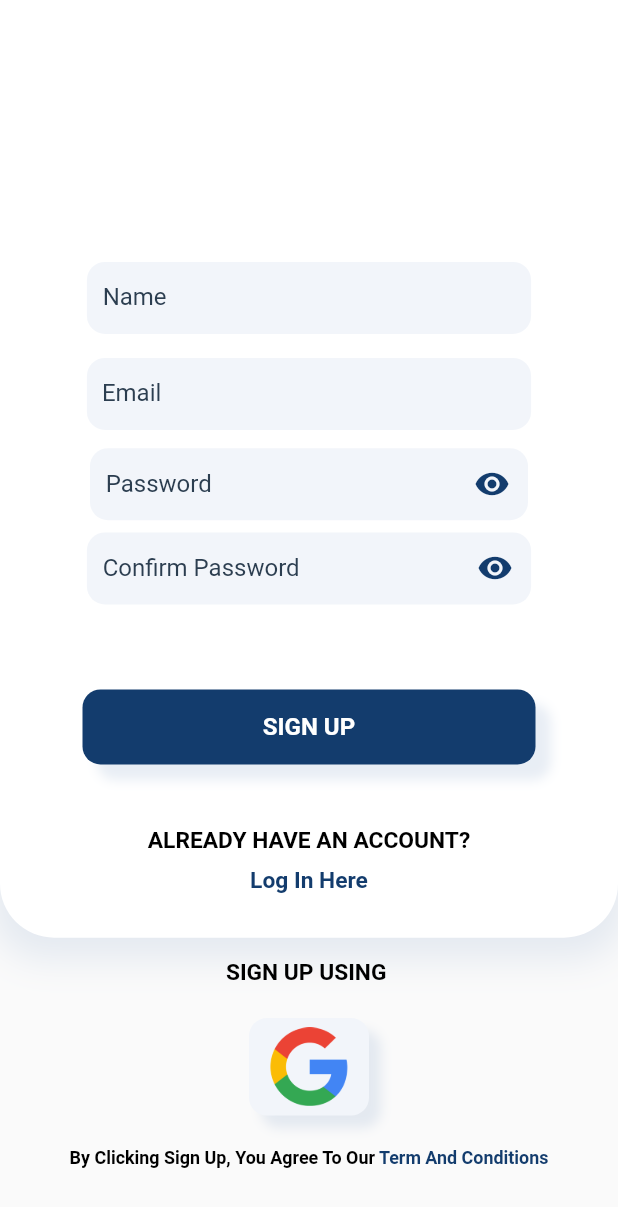
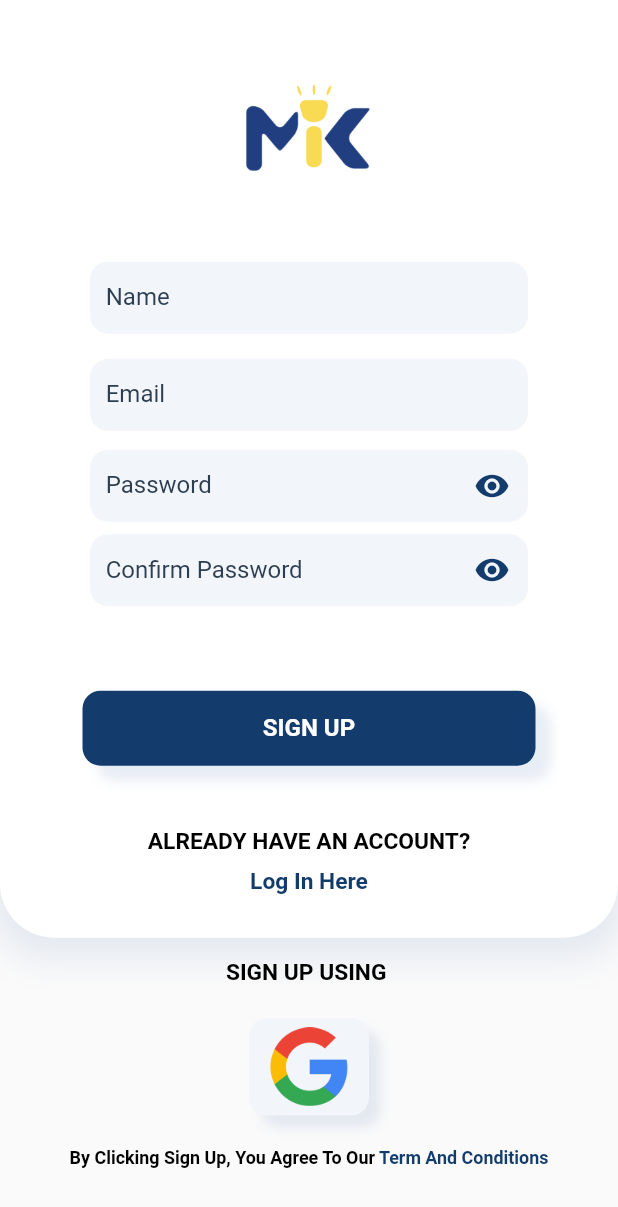
Before and after one commit to vaibhavagrwal/lost_found_app, a Flutter app: the screen it shows after launch, after a tap on "REGISTER HERE", on a phone screen of 412 x 824 dp. Shown: the top 1207 px of the screen. Run offline on Flutter 3.47's test engine with Material 2 defaults, Android fonts, the phone set to English and light mode, and no system bars; our stand-ins replace animated_text_kit, cached_network_image, cloud_firestore, firebase_auth, firebase_core, firebase_storage and 11 more; missing offline and left inert: animated_button, emoji_picker, esys_flutter_share, slimy_card; accounts and stored records are empty; network calls fail.

Commit message:
Splash + Logo Added

```diff
--- a/lib/screens/login_screen.dart
+++ b/lib/screens/login_screen.dart
@@ -113,14 +113,14 @@ class _LoginScreenState extends State<LoginScreen> {
                         children: [
                           Center(
                             child: Container(
-                              height: 130 * ScreenSize.heightMultiplyingFactor,
-                              // child: Image(
-                              //   width: double.infinity,
-                              //   height: 130,
-                              //   image: AssetImage(
-                              //     "assets/logo.png",
-                              //   ),
-                              // ),
+                              child: Image(
+                                width: double.infinity,
+                                height:
+                                    130 * ScreenSize.heightMultiplyingFactor,
+                                image: AssetImage(
+                                  "lib/assets/logo.png",
+                                ),
+                              ),
                             ),
                           ),
                           SizedBox(
@@ -234,15 +234,13 @@ class _LoginScreenState extends State<LoginScreen> {
                         mainAxisAlignment: MainAxisAlignment.spaceEvenly,
                         children: [
                           Center(
-                            child: Container(
-                              height: 130 * ScreenSize.heightMultiplyingFactor,
-                              // child: Image(
-                              //   width: double.infinity,
-                              //   height: 130,
-                              //   image: AssetImage(
-                              //     "assets/logo.png",
-                              //   ),
-                              // ),
+                            child: Image(
+                              // width: double.infinity,
+                              height: 120 * ScreenSize.heightMultiplyingFactor,
+                              image: AssetImage(
+                                "lib/assets/logo.png",
+                              ),
+                              fit: BoxFit.fill,
                             ),
                           ),
                           SizedBox(
--- a/lib/screens/signup_screen.dart
+++ b/lib/screens/signup_screen.dart
@@ -124,15 +124,12 @@ class _SignUpScreenState extends State<SignUpScreen> {
                   mainAxisAlignment: MainAxisAlignment.spaceEvenly,
                   children: [
                     Center(
-                      child: Container(
+                      child: Image(
+                        width: double.infinity,
                         height: 120 * ScreenSize.heightMultiplyingFactor,
-                        // child: Image(
-                        //   width: double.infinity,
-                        //   height: 120,
-                        //   image: AssetImage(
-                        //     "assets/logo.png",
-                        //   ),
-                        // ),
+                        image: AssetImage(
+                          "lib/assets/logo.png",
+                        ),
                       ),
                     ),
                     Form(
@@ -140,7 +137,11 @@ class _SignUpScreenState extends State<SignUpScreen> {
                       child: Column(
                         children: [
                           Container(
-                            padding: EdgeInsets.fromLTRB(24, 8, 24, 8),
+                            padding: EdgeInsets.fromLTRB(
+                                24 * ScreenSize.heightMultiplyingFactor,
+                                8 * ScreenSize.widthMultiplyingFactor,
+                                24 * ScreenSize.heightMultiplyingFactor,
+                                8 * ScreenSize.widthMultiplyingFactor),
                             width: 328 * ScreenSize.widthMultiplyingFactor,
                             child: TextFormField(
                               controller: _nameController,
@@ -179,7 +180,11 @@ class _SignUpScreenState extends State<SignUpScreen> {
                             ),
                           ),
                           Container(
-                            padding: EdgeInsets.fromLTRB(24, 8, 24, 8),
+                            padding: EdgeInsets.fromLTRB(
+                                24 * ScreenSize.heightMultiplyingFactor,
+                                8 * ScreenSize.widthMultiplyingFactor,
+                                24 * ScreenSize.heightMultiplyingFactor,
+                                8 * ScreenSize.widthMultiplyingFactor),
                             width: 328 * ScreenSize.widthMultiplyingFactor,
                             child: TextFormField(
                               controller: _emailController,
@@ -202,7 +207,10 @@ class _SignUpScreenState extends State<SignUpScreen> {
                                   color: Color.fromRGBO(44, 62, 80, 1),
                                 ),
                                 contentPadding: EdgeInsets.symmetric(
-                                    vertical: 6.0, horizontal: 10.0),
+                                    vertical: 6.0 *
+                                        ScreenSize.heightMultiplyingFactor,
+                                    horizontal: 10.0 *
+                                        ScreenSize.widthMultiplyingFactor),
                                 border: OutlineInputBorder(
                                   borderRadius: BorderRadius.circular(12.0),
                                   borderSide: BorderSide(
@@ -279,7 +287,12 @@ class _SignUpScreenState extends State<SignUpScreen> {
                             ),
                           ),
                           Container(
-                            padding: EdgeInsets.fromLTRB(24, 4, 24, 4),
+                            padding: EdgeInsets.fromLTRB(
+                              24 * ScreenSize.heightMultiplyingFactor,
+                              4 * ScreenSize.widthMultiplyingFactor,
+                              24 * ScreenSize.heightMultiplyingFactor,
+                              4 * ScreenSize.widthMultiplyingFactor,
+                            ),
                             width: 328 * ScreenSize.widthMultiplyingFactor,
                             child: TextFormField(
                               focusNode: _confirmFocusNode,
--- a/lib/screens/splash_screen.dart
+++ b/lib/screens/splash_screen.dart
@@ -15,7 +15,7 @@ class _SplashScreenState extends State<SplashScreen> {
   void initState() {
     super.initState();
     Timer(
-      Duration(seconds: 3),
+      Duration(milliseconds: 7000),
       () async {
         ScreenSize(MediaQuery.of(context).size.width,
             MediaQuery.of(context).size.height);
@@ -28,27 +28,20 @@ class _SplashScreenState extends State<SplashScreen> {
     );
   }
 
-  ImageProvider logo = AssetImage("lib/assets/google.png");
+  ImageProvider logo = AssetImage("lib/assets/splash1.gif");
 
   @override
   Widget build(BuildContext context) {
     Size size = MediaQuery.of(context).size;
     return Scaffold(
+      backgroundColor: Color.fromRGBO(224, 227, 237, 1),
       resizeToAvoidBottomInset: false,
       body: Container(
         height: size.height,
         width: size.width,
-        child: Stack(
-          alignment: Alignment.center,
-          children: [
-            Container(
-              width: size.width,
-              child: Image(
-                image: logo,
-                fit: BoxFit.fitWidth,
-              ),
-            ),
-          ],
+        child: Image(
+          image: logo,
+          fit: BoxFit.fitHeight,
         ),
       ),
     );
```
Also changed, not shown: lib/screens/about_us.dart (+13 -12 lines), lib/screens/root_screen.dart (+13 -11 lines), lib/assets/logo.png (added), lib/assets/splash1.gif (added).
